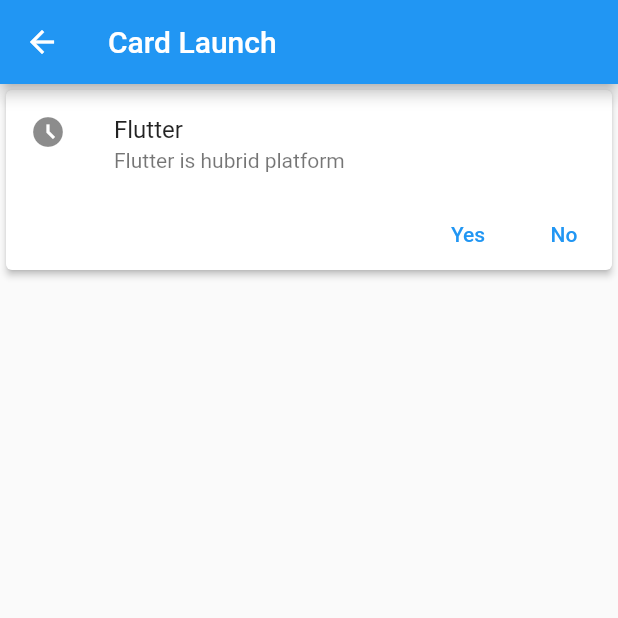
After one commit to Abhay987/all_widget_included, a Flutter app: the CardData screen opened by its route, on a phone screen of 412 x 824 dp, the top half of it. The commit adds this screen. Run offline on Flutter 3.47's test engine with Material 2 defaults, Android fonts, the phone set to English and light mode, and no system bars.

Commit message:
Add card file & data

```diff
--- /dev/null
+++ b/lib/card_data.dart
@@ -0,0 +1,54 @@
+
+import 'package:flutter/material.dart';
+class CardData extends StatelessWidget {
+  const CardData({ Key? key }) : super(key: key);
+
+  @override
+  Widget build(BuildContext context) {
+    return Scaffold(
+      appBar: AppBar(title: const Text('Card Launch')),
+      body: SafeArea(
+        child:
+            Card(
+              elevation: 2,
+              child: Column(
+               mainAxisSize: MainAxisSize.min,
+                children: [
+                  const  ListTile(
+                    leading: Icon(Icons.access_time_filled),
+                    title:  Text('Flutter'),
+                    subtitle: Text('Flutter is hubrid platform'),
+                  ),
+                  Row(
+
+                      mainAxisAlignment: MainAxisAlignment.end,
+                      children: [
+                        TextButton(onPressed: (){}, child: const Text('Yes')),
+                         TextButton(onPressed: (){}, child: const Text('No')),
+                      ],
+                  ),
+                ],
+              ),
+            ),
+
+
+
+      ),
+
+    /*  SafeArea(child: Container(
+    width: double.infinity,
+    height: 100.0,
+    color: Colors.blue,
+    alignment: Alignment.center,
+    child: AspectRatio(
+      aspectRatio: 8/1,
+      child:   Container(
+      color: Colors.green,
+
+      ),
+    ),
+      )
+      ), */
+    );
+  }
+}
--- a/lib/main.dart
+++ b/lib/main.dart
@@ -1,6 +1,7 @@
 
 
 import 'package:flutter/material.dart';
+import 'package:myfirstapp/card_data.dart';
 import 'package:myfirstapp/grid_data.dart';
 import 'package:myfirstapp/img_screen.dart';
 import 'package:myfirstapp/list_data.dart';
@@ -17,6 +18,7 @@ void main() {
         '/gridscr':(context) =>  GridData(),
         '/rowcol':(context) =>  const RowColumn(),
         '/stackdata':(context)=> const StackData(),
+        '/carddata':(context) => const CardData(),
 
 
       },));
@@ -42,6 +44,7 @@ class MyApp extends StatelessWidget {
         ElevatedButton(onPressed: (){ Navigator.pushNamed(context, '/gridscr');}, child: const Text('Grid Launch')),
         ElevatedButton(onPressed: (){ Navigator.pushNamed(context, '/rowcol');}, child: const Text('Row&Column Launch')),
          ElevatedButton(onPressed: (){ Navigator.pushNamed(context, '/stackdata');}, child: const Text('Stack Launch')),
+          ElevatedButton(onPressed: (){ Navigator.pushNamed(context, '/carddata');}, child: const Text('Card Launch')),
        ],
     ),)
      );
```
